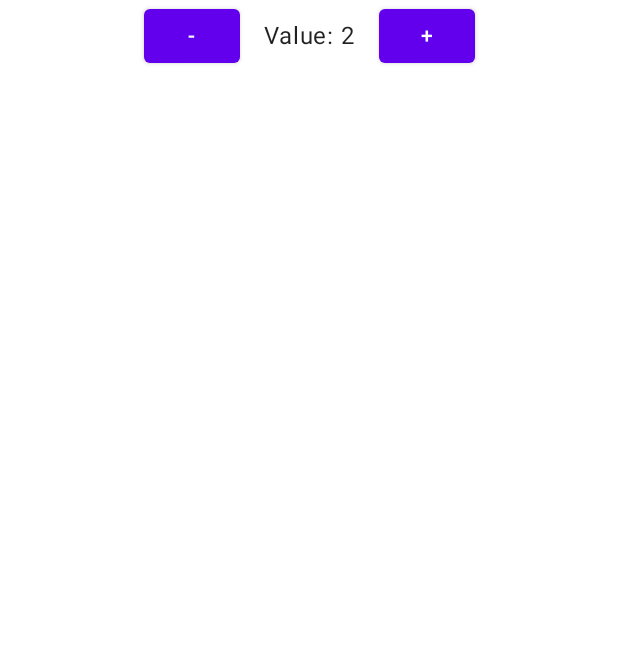
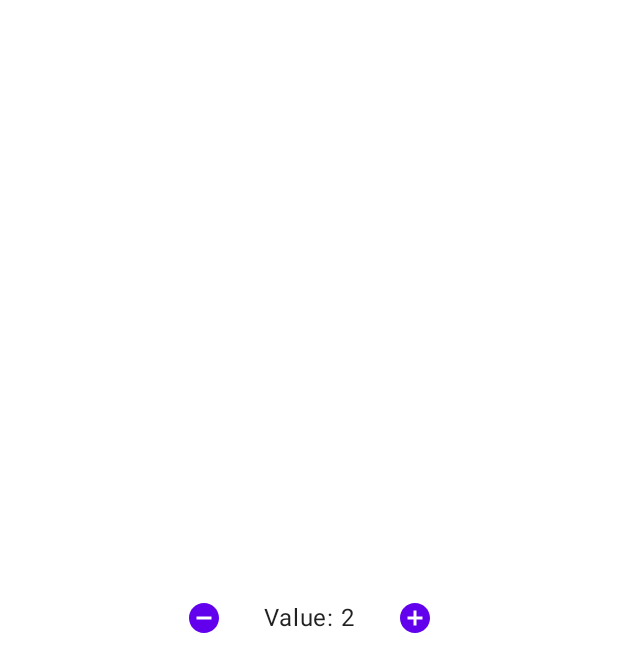
Before and after one commit to floschu/control, an Android app built with Jetpack Compose: the @Preview function CounterComponentPreview, on a phone screen of 412 x 824 dp. Shown: the top 672 px of the screen. Run offline under Robolectric (Android 15) with nearby library versions, the phone set to English and light mode, and no system bars.

Commit message:
Update compose sample

```diff
--- a/examples/android-compose/build.gradle.kts
+++ b/examples/android-compose/build.gradle.kts
@@ -40,13 +40,10 @@ dependencies {
     implementation("androidx.compose.ui:ui-tooling:1.1.0-alpha06")
     implementation("androidx.compose.material:material:1.1.0-alpha06")
     implementation("androidx.compose.material:material-icons-core:1.1.0-alpha06")
+    implementation("androidx.compose.material:material-icons-extended:1.1.0-alpha06")
 
     debugImplementation("androidx.compose.ui:ui-test-manifest:1.1.0-alpha06")
     androidTestImplementation("androidx.compose.ui:ui-test-junit4:1.1.0-alpha06")
-    androidTestImplementation("androidx.test:rules:1.4.0")
-    androidTestImplementation("androidx.test:runner:1.4.0")
-    androidTestImplementation("androidx.test:core-ktx:1.4.0")
     androidTestImplementation("androidx.test.espresso:espresso-core:3.3.0")
-    androidTestImplementation("at.florianschuster.test:coroutines-test-extensions:0.1.2")
     androidTestImplementation("androidx.test.ext:junit-ktx:1.1.3")
 }
--- a/examples/android-compose/src/main/kotlin/at/florianschuster/control/composeexample/CounterScreen.kt
+++ b/examples/android-compose/src/main/kotlin/at/florianschuster/control/composeexample/CounterScreen.kt
@@ -1,15 +1,20 @@
 package at.florianschuster.control.composeexample
 
-import androidx.compose.foundation.layout.Column
+import androidx.compose.foundation.layout.Box
 import androidx.compose.foundation.layout.Row
 import androidx.compose.foundation.layout.Spacer
 import androidx.compose.foundation.layout.fillMaxSize
+import androidx.compose.foundation.layout.padding
 import androidx.compose.foundation.layout.width
-import androidx.compose.material.Button
 import androidx.compose.material.CircularProgressIndicator
+import androidx.compose.material.Icon
+import androidx.compose.material.IconButton
 import androidx.compose.material.MaterialTheme
 import androidx.compose.material.Surface
 import androidx.compose.material.Text
+import androidx.compose.material.icons.Icons
+import androidx.compose.material.icons.filled.AddCircle
+import androidx.compose.material.icons.filled.RemoveCircle
 import androidx.compose.runtime.Composable
 import androidx.compose.runtime.collectAsState
 import androidx.compose.runtime.getValue
@@ -17,6 +22,7 @@ import androidx.compose.runtime.remember
 import androidx.compose.runtime.rememberCoroutineScope
 import androidx.compose.ui.Alignment
 import androidx.compose.ui.Modifier
+import androidx.compose.ui.graphics.vector.ImageVector
 import androidx.compose.ui.semantics.contentDescription
 import androidx.compose.ui.semantics.semantics
 import androidx.compose.ui.tooling.preview.Preview
@@ -37,21 +43,21 @@ internal fun CounterScreen(
 }
 
 @Composable
-internal fun CounterComponent(
+private fun CounterComponent(
     modifier: Modifier = Modifier,
     state: CounterState,
     onAction: (CounterAction) -> Unit = {}
 ) {
-    Column(
+    Box(
         modifier = modifier.fillMaxSize(),
-        horizontalAlignment = Alignment.CenterHorizontally
+        contentAlignment = Alignment.Center
     ) {
         Row(verticalAlignment = Alignment.CenterVertically) {
-            Button(
+            CounterButton(
                 modifier = Modifier.semantics { contentDescription = "decrement" },
+                imageVector = Icons.Default.RemoveCircle,
+                enabled = !state.loading,
                 onClick = { onAction(CounterAction.Decrement) },
-                content = { Text(text = "-") },
-                enabled = !state.loading
             )
             Spacer(modifier = Modifier.width(16.dp))
             Text(
@@ -59,19 +65,43 @@ internal fun CounterComponent(
                 text = "Value: ${state.value}"
             )
             Spacer(modifier = Modifier.width(16.dp))
-            Button(
+            CounterButton(
                 modifier = Modifier.semantics { contentDescription = "increment" },
+                imageVector = Icons.Default.AddCircle,
+                enabled = !state.loading,
                 onClick = { onAction(CounterAction.Increment) },
-                content = { Text(text = "+") },
-                enabled = !state.loading
             )
         }
         if (state.loading) {
             CircularProgressIndicator(
-                modifier = Modifier.semantics { contentDescription = "loading" },
+                modifier = Modifier
+                    .align(Alignment.BottomCenter)
+                    .padding(bottom = 16.dp)
+                    .semantics { contentDescription = "loading" },
             )
         }
     }
+}
+
+@Composable
+private fun CounterButton(
+    modifier: Modifier = Modifier,
+    imageVector: ImageVector,
+    enabled: Boolean,
+    onClick: () -> Unit
+) {
+    IconButton(
+        modifier = modifier,
+        onClick = { onClick() },
+        enabled = enabled,
+        content = {
+            Icon(
+                imageVector = imageVector,
+                contentDescription = null,
+                tint = MaterialTheme.colors.primary,
+            )
+        }
+    )
 }
 
 @Preview
```
Also changed, not shown: 1 other file.
